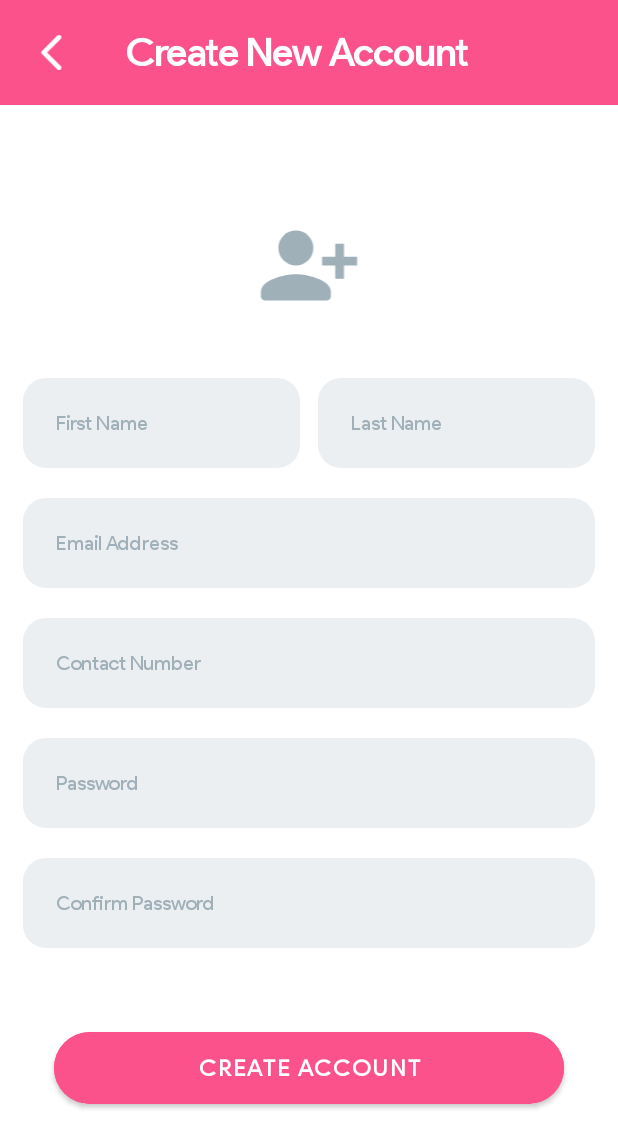
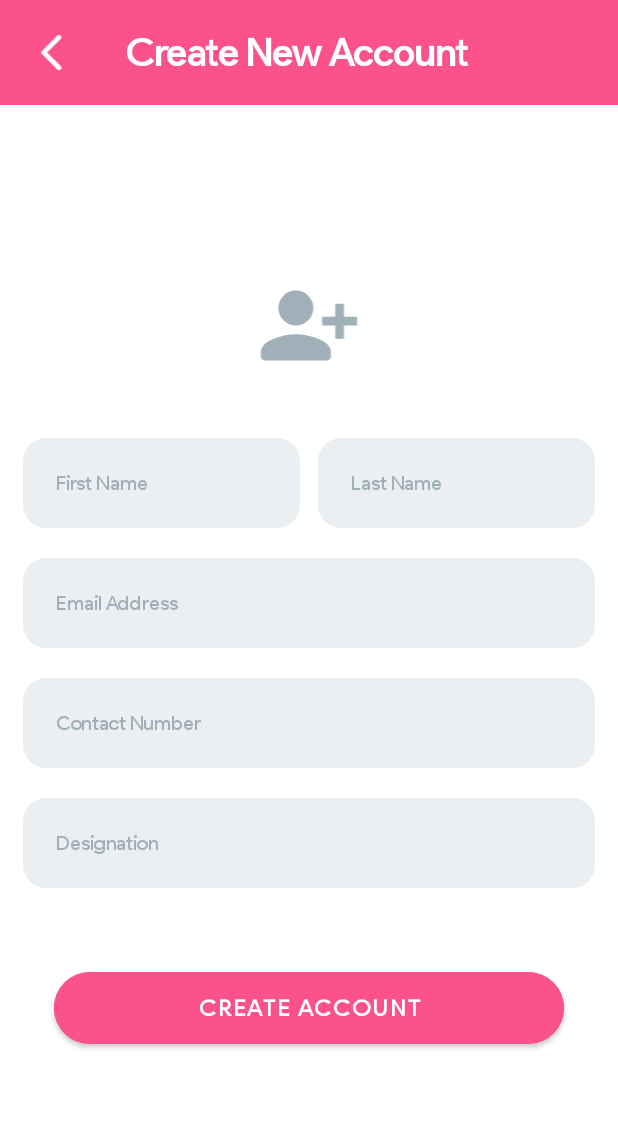
Before and after one commit to MarOmay/Silong-Admin, an Android app: the CreateAdminAccount screen opened directly, with no data from a screen before it, on a phone screen of 412 x 824 dp. Shown: the top 1148 px of the screen. Run offline under Robolectric (Android 15) with nearby library versions, the phone set to English and light mode, and no system bars; our stand-ins replace Firebase (no records; nobody signed in at launch, a user with empty details on screens opened directly).

Commit message:
Modified: CreateAdminAccount - replaced password with designation - added: default password - added: email notification

```diff
--- a/app/src/main/java/com/silong/Task/AdminFetcher.java
+++ b/app/src/main/java/com/silong/Task/AdminFetcher.java
@@ -43,6 +43,7 @@ public class AdminFetcher extends AsyncTask {
                         admin.setContact(snap.child("contact").getValue().toString());
                         admin.setFirstName(snap.child("firstName").getValue().toString());
                         admin.setLastName(snap.child("lastName").getValue().toString());
+                        admin.setDesignation(snap.child("designation").getValue().toString());
 
                         admin.setRole_manageRequests((boolean) snap.child("roles").child("manageRequests").getValue());
                         admin.setRole_appointments((boolean) snap.child("roles").child("appointments").getValue());
--- a/app/src/main/java/com/silong/admin/CreateAdminAccount.java
+++ b/app/src/main/java/com/silong/admin/CreateAdminAccount.java
@@ -29,7 +29,7 @@ public class CreateAdminAccount extends AppCompatActivity {
 
     ImageView createAdminBackIv;
     EditText createAdminFnameEt, createAdminLnameEt, createAdminEmailEt,
-            createAdminContactEt, createAdminPasswordEt, createAdminConfirmpassEt;
+            createAdminContactEt, createAdminDesignation;
     Button createAdminCreateBtn;
 
     private FirebaseAuth mAuth;
@@ -56,8 +56,7 @@ public class CreateAdminAccount extends AppCompatActivity {
         createAdminLnameEt = (EditText) findViewById(R.id.createAdminLnameEt);
         createAdminEmailEt = (EditText) findViewById(R.id.createAdminEmailEt);
         createAdminContactEt = (EditText) findViewById(R.id.createAdminContactEt);
-        createAdminPasswordEt = (EditText) findViewById(R.id.createAdminPasswordEt);
-        createAdminConfirmpassEt = (EditText) findViewById(R.id.createAdminConfirmpassEt);
+        createAdminDesignation = (EditText) findViewById(R.id.createAdminDesignation);
         createAdminCreateBtn = (Button) findViewById(R.id.createAdminCreateBtn);
 
         createAdminCreateBtn.setOnClickListener(new View.OnClickListener() {
@@ -66,20 +65,11 @@ public class CreateAdminAccount extends AppCompatActivity {
                 //Validate entries before accepting response
                 if(createAdminFnameEt.getText().toString().trim().length() < 1||
                         createAdminLnameEt.getText().toString().trim().length() < 1 ||
-                        createAdminPasswordEt.getText().toString().trim().length() < 1 ||
-                        createAdminConfirmpassEt.getText().toString().trim().length() < 1 ||
+                        createAdminDesignation.getText().toString().trim().length() < 1 ||
                         createAdminEmailEt.getText().toString().trim().length() < 1 ||
                         createAdminContactEt.getText().toString().trim().length() < 1
                 ){
                     Toast.makeText(getApplicationContext(), "Please answer all fields.", Toast.LENGTH_SHORT).show();
-                    return;
-                }
-                else if (createAdminPasswordEt.getText().length() < 8){
-                    Toast.makeText(getApplicationContext(), "Password must be at least 8 characters.", Toast.LENGTH_SHORT).show();
-                    return;
-                }
-                else if (!createAdminPasswordEt.getText().toString().equals(createAdminConfirmpassEt.getText().toString())){
-                    Toast.makeText(getApplicationContext(), "Password does not match.", Toast.LENGTH_SHORT).show();
                     return;
                 }
 
@@ -111,8 +101,10 @@ public class CreateAdminAccount extends AppCompatActivity {
                 admin.setLastName(createAdminLnameEt.getText().toString().trim());
                 admin.setAdminEmail(createAdminEmailEt.getText().toString().trim());
                 admin.setContact(createAdminContactEt.getText().toString().trim());
+                admin.setDesignation(createAdminDesignation.getText().toString().trim());
 
-                password = createAdminPasswordEt.getText().toString();
+                password = admin.getFirstName().substring(0,1) + admin.getLastName().substring(0,1) + admin.getContact().substring(5, 11);
+                Utility.log("CAA: password - " + password);
 
                 checkEmail();
 
--- a/app/src/main/java/com/silong/admin/ProcessSignUp.java
+++ b/app/src/main/java/com/silong/admin/ProcessSignUp.java
@@ -20,6 +20,7 @@ import com.google.firebase.database.FirebaseDatabase;
 
 import com.silong.Object.Admin;
 
+import com.silong.Operation.EmailNotif;
 import com.silong.Operation.Utility;
 
 import java.util.HashMap;
@@ -133,6 +134,7 @@ public class ProcessSignUp extends AppCompatActivity {
         map.put("lastName",ADMIN.getLastName());
         map.put("email", ADMIN.getAdminEmail());
         map.put("contact", ADMIN.getContact());
+        map.put("designation", ADMIN.getDesignation());
         map.put("accountStatus", true);
         map.put("roles/manageRequests", false);
         map.put("roles/appointments", false);
@@ -148,6 +150,10 @@ public class ProcessSignUp extends AppCompatActivity {
                 .addOnCompleteListener(new OnCompleteListener<Void>() {
                     @Override
                     public void onComplete(@NonNull Task<Void> task) {
+                        //notify via email
+                        EmailNotif emailNotif = new EmailNotif(ADMIN.getAdminEmail(), EmailNotif.ADMIN_CREATED, PASSWORD);
+                        emailNotif.sendNotif();
+
                         Utility.dbLog("Create new Admin account: " + ADMIN.getAdminEmail());
                         Toast.makeText(ProcessSignUp.this, "New Admin account created for " + ADMIN.getAdminEmail(), Toast.LENGTH_LONG).show();
                         finish();
--- /dev/null
+++ b/app/src/main/res/drawable/ic_baseline_filter_alt_24.xml
@@ -0,0 +1,5 @@
+<vector android:height="24dp" android:tint="#000000"
+    android:viewportHeight="24" android:viewportWidth="24"
+    android:width="24dp" xmlns:android="http://schemas.android.com/apk/res/android">
+    <path android:fillColor="@android:color/white" android:pathData="M4.25,5.61C6.27,8.2 10,13 10,13v6c0,0.55 0.45,1 1,1h2c0.55,0 1,-0.45 1,-1v-6c0,0 3.72,-4.8 5.74,-7.39C20.25,4.95 19.78,4 18.95,4H5.04C4.21,4 3.74,4.95 4.25,5.61z"/>
+</vector>
--- a/app/src/main/res/layout/activity_create_admin_account.xml
+++ b/app/src/main/res/layout/activity_create_admin_account.xml
@@ -107,22 +107,12 @@
             android:inputType="phone" />
 
         <EditText
-            android:id="@+id/createAdminPasswordEt"
+            android:id="@+id/createAdminDesignation"
             style="@style/textField_style"
             android:layout_width="match_parent"
             android:layout_height="wrap_content"
             android:layout_marginVertical="10dp"
-            android:hint="Password"
-            android:inputType="textPassword" />
-
-        <EditText
-            android:id="@+id/createAdminConfirmpassEt"
-            style="@style/textField_style"
-            android:layout_width="match_parent"
-            android:layout_height="wrap_content"
-            android:layout_marginVertical="10dp"
-            android:hint="Confirm Password"
-            android:inputType="textPassword" />
+            android:hint="Designation"/>
 
         <Button
             android:id="@+id/createAdminCreateBtn"
--- a/app/src/main/res/layout/activity_pet_records.xml
+++ b/app/src/main/res/layout/activity_pet_records.xml
@@ -39,7 +39,7 @@
                 android:layout_height="wrap_content"
                 android:layout_weight="0.3"
                 android:paddingStart="30dp"
-                android:text="Pet Records (Active)"
+                android:text="Pet Records"
                 android:textColor="@color/whitey"
                 android:textSize="25sp"
                 android:textStyle="bold" />
```
Also changed, not shown: app/src/main/java/com/silong/Object/Admin.java (+9 -0 lines), app/src/main/java/com/silong/Operation/EmailNotif.java (+18 -0 lines).
